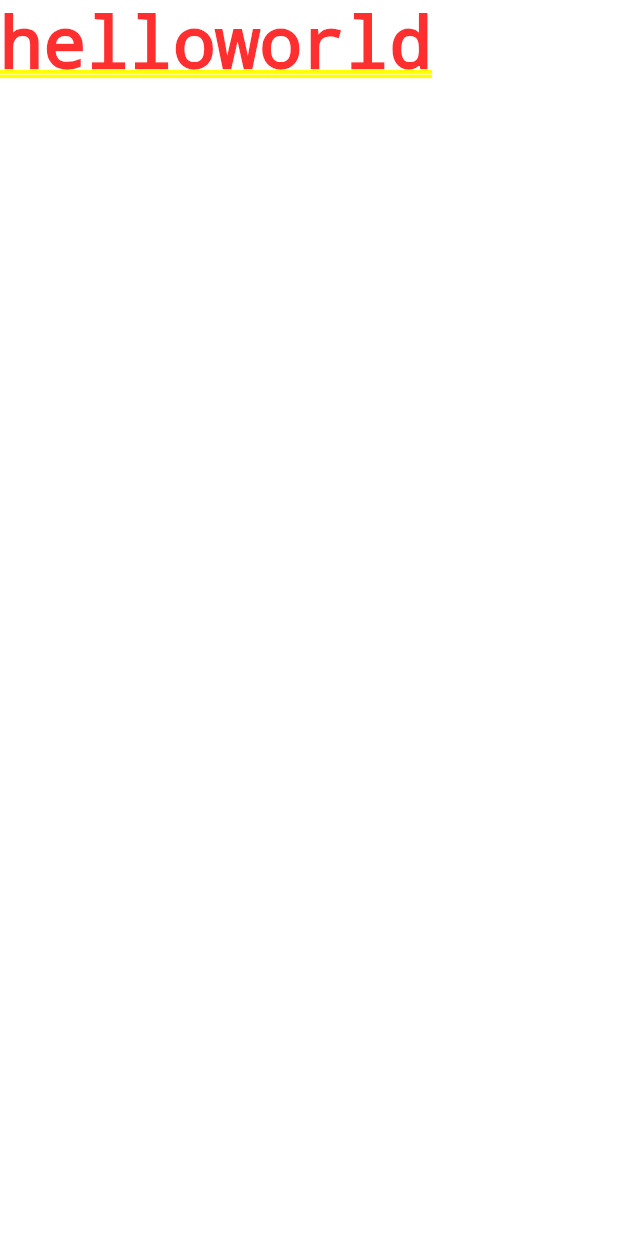
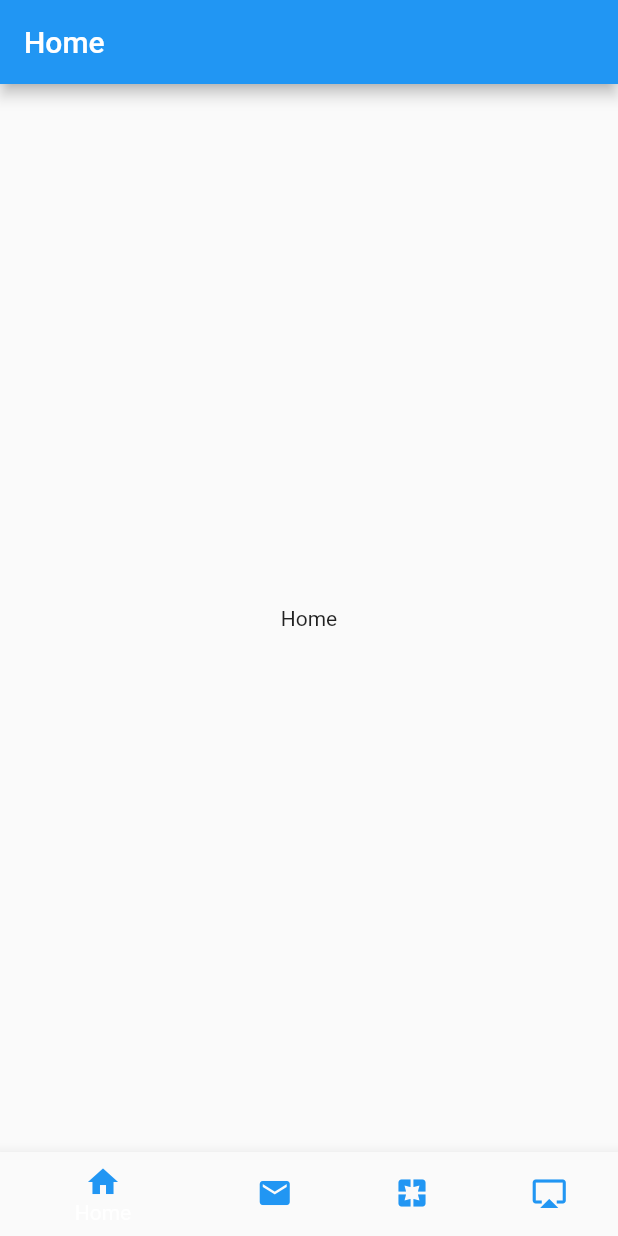
Before and after one commit to icookingcode/little_demo, a Flutter app: the screen it shows after launch, on a phone screen of 412 x 824 dp. Run offline on Flutter 3.47's test engine with Material 2 defaults, Android fonts, the phone set to English and light mode, and no system bars.

Commit message:
底部导航

```diff
--- /dev/null
+++ b/lib/bottom_navigation_widget.dart
@@ -0,0 +1,85 @@
+import 'package:flutter/material.dart';
+import 'pages/airplay_page.dart';
+import 'pages/email_page.dart';
+import 'pages/home_page.dart';
+import 'pages/pages_page.dart';
+
+class BottomNavigationWidget extends StatefulWidget {
+  @override
+  _BottomNavigationWidgetState createState() => _BottomNavigationWidgetState();
+}
+
+class _BottomNavigationWidgetState extends State<BottomNavigationWidget> {
+  final _bottomNavigationColor = Colors.blue;
+
+  int _currentIndex = 0;
+  List<Widget> _pages = [];
+
+  @override
+  void initState() {
+    _pages = [HomePage(), EmailPage(), PagesPage(), AirplayPage()];
+    super.initState();
+  }
+
+  @override
+  void dispose() {
+    super.dispose();
+  }
+
+  @override
+  Widget build(BuildContext context) {
+    return Scaffold(
+      body: _pages[_currentIndex],
+      bottomNavigationBar: BottomNavigationBar(
+        items: [
+          BottomNavigationBarItem(
+            icon: Icon(
+              Icons.home,
+              color: _bottomNavigationColor,
+            ),
+            title: Text(
+              'Home',
+              style: TextStyle(color: _bottomNavigationColor),
+            ),
+          ),
+          BottomNavigationBarItem(
+            icon: Icon(
+              Icons.email,
+              color: _bottomNavigationColor,
+            ),
+            title: Text(
+              'Email',
+              style: TextStyle(color: _bottomNavigationColor),
+            ),
+          ),
+          BottomNavigationBarItem(
+            icon: Icon(
+              Icons.pages,
+              color: _bottomNavigationColor,
+            ),
+            title: Text(
+              'Pages',
+              style: TextStyle(color: _bottomNavigationColor),
+            ),
+          ),
+          BottomNavigationBarItem(
+            icon: Icon(
+              Icons.airplay,
+              color: _bottomNavigationColor,
+            ),
+            title: Text(
+              'AirPlay',
+              style: TextStyle(color: _bottomNavigationColor),
+            ),
+          ),
+        ],
+        currentIndex: _currentIndex,
+        onTap: (int index){
+          setState(() {
+            _currentIndex = index;
+          });
+        },
+      ),
+    );
+  }
+}
--- a/lib/main.dart
+++ b/lib/main.dart
@@ -1,16 +1,18 @@
 import 'package:flutter/material.dart';
 
-void main() => runApp(MyApp());
+import 'bottom_navigation_widget.dart';
+void main(){
+  runApp(MyApp());
+}
 
 class MyApp extends StatelessWidget {
   @override
   Widget build(BuildContext context) {
     return MaterialApp(
-      title: '小实战',
-      theme: ThemeData(
-        primarySwatch: Colors.blue,
-      ),
-      home: Text('helloworld'),
+      title: 'Flutter BottomNavigationBar',
+      theme: ThemeData.light(),
+      home: BottomNavigationWidget(),
+
     );
   }
 }
--- /dev/null
+++ b/lib/pages/home_page.dart
@@ -0,0 +1,12 @@
+import 'package:flutter/material.dart';
+class HomePage extends StatelessWidget {
+  @override
+  Widget build(BuildContext context) {
+    return Scaffold(
+      appBar: AppBar(
+        title: Text('Home'),
+      ),
+      body: Center(child: Text('Home'),),
+    );
+  }
+}
```
Also changed, not shown: lib/pages/airplay_page.dart (added, +12 -0 lines), lib/pages/email_page.dart (added, +12 -0 lines), lib/pages/pages_page.dart (added, +12 -0 lines), 1 other file.
